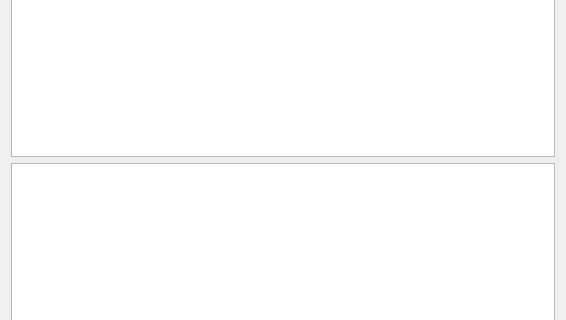
The window that plugin/local_dialog_base.ui (IZSVenezie/VetEpiGIS-Stat) describes before a commit, drawn with Qt 5; both pictures show x 0 to 566 and y 144 to 464 of the 566 by 551 pixel window.
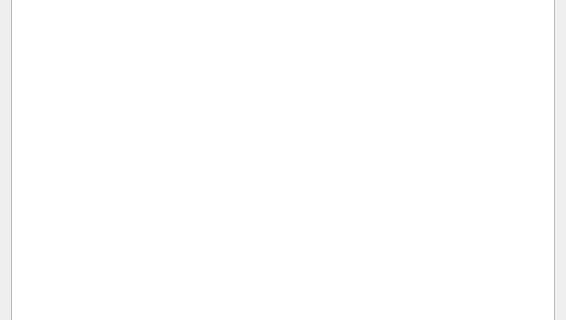
The same window after the commit.

Patch:
```diff
--- a/plugin/local_dialog_base.ui
+++ b/plugin/local_dialog_base.ui
@@ -97,9 +97,6 @@
     </layout>
    </item>
    <item row="1" column="0">
-    <widget class="QPlainTextEdit" name="plainTextEdit"/>
-   </item>
-   <item row="2" column="0">
     <widget class="QTableView" name="tableView">
      <property name="editTriggers">
       <set>QAbstractItemView::NoEditTriggers</set>
```
Left out of the diff: 2 changed lines with no effect on the pictures.
